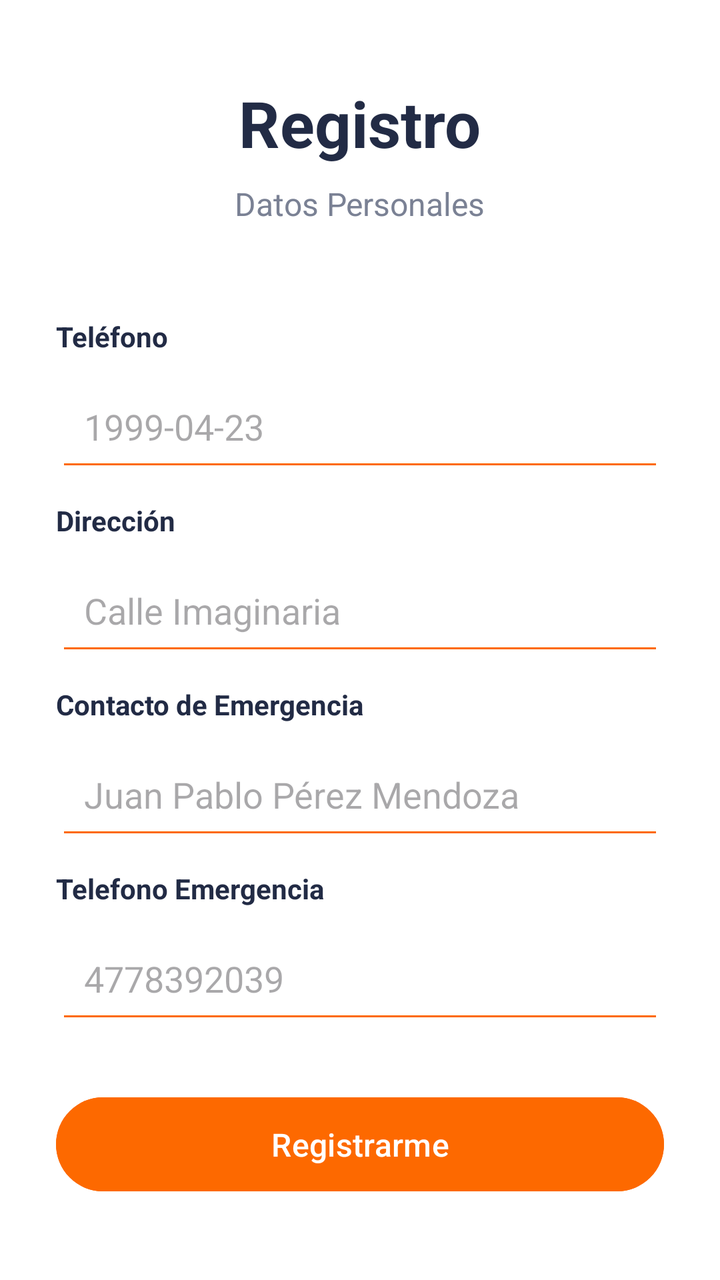
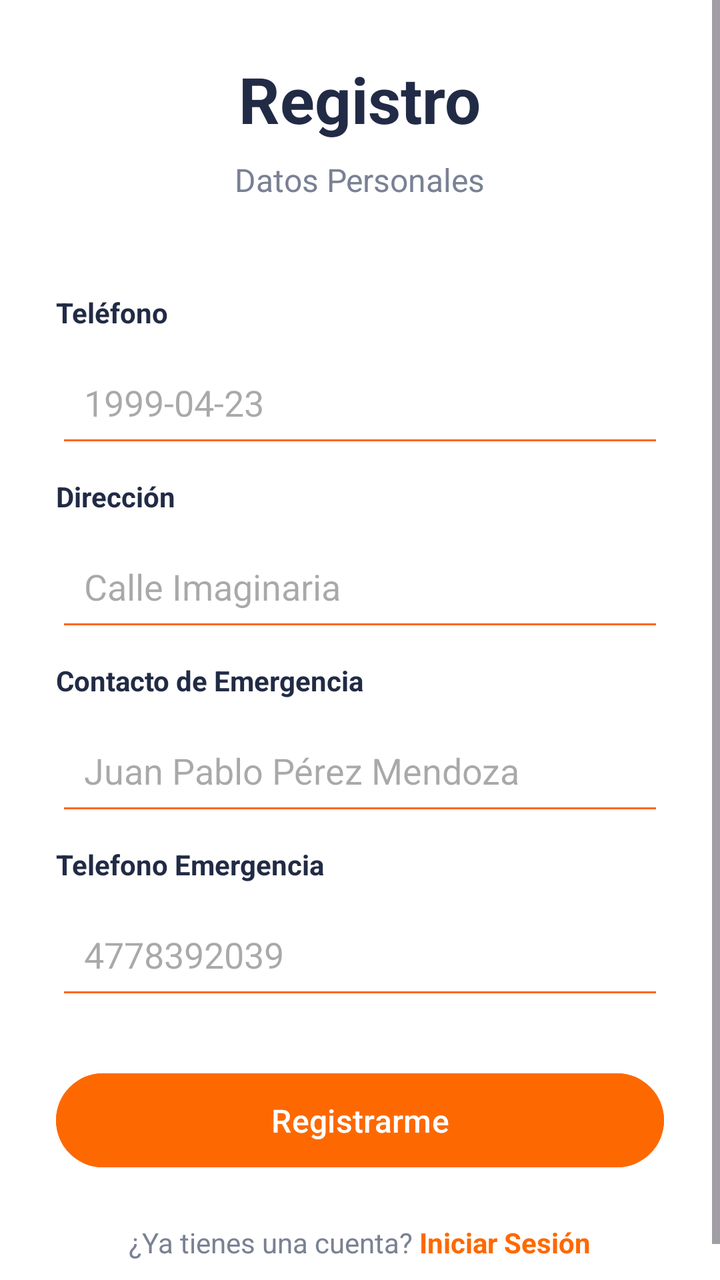

An Android layout rendered at two revisions. The XML below is the earlier revision; the diff shows what the commit changed to produce the second picture.
<!-- AndroidManifest.xml: application theme Theme.ApexGym -->
<!-- res/layout/fragment_contacto.xml -->
<?xml version="1.0" encoding="utf-8"?>
<ScrollView
    xmlns:android="http://schemas.android.com/apk/res/android"
    android:layout_width="match_parent"
    android:layout_height="match_parent"
    android:fillViewport="true"
    android:background="#FFFFFF">

    <LinearLayout
        android:layout_width="match_parent"
        android:layout_height="match_parent"
        android:orientation="vertical"
        android:gravity="center"
        android:padding="28dp">

        <TextView
            android:layout_width="wrap_content"
            android:layout_height="wrap_content"
            android:text="Registro"
            android:textSize="32sp"
            android:textStyle="bold"
            android:textColor="#222B45"
            android:layout_marginBottom="8dp" />

        <TextView
            android:layout_width="wrap_content"
            android:layout_height="wrap_content"
            android:text="Datos Personales"
            android:textSize="16sp"
            android:textColor="#7A8194"
            android:layout_marginBottom="36dp" />

            <LinearLayout
                android:layout_width="match_parent"
                android:layout_height="wrap_content"
                android:orientation="vertical">

                <TextView
                    android:layout_width="match_parent"
                    android:layout_height="wrap_content"
                    android:layout_marginTop="10dp"
                    android:layout_marginBottom="8dp"
                    android:text="Teléfono"
                    android:textColor="#222B45"
                    android:textStyle="bold" />

                <EditText
                    android:id="@+id/etTelefono"
                    android:layout_width="match_parent"
                    android:layout_height="55dp"
                    android:backgroundTint="#fd6900"
                    android:hint="1999-04-23"
                    android:inputType="phone"
                    android:padding="14dp"
                    android:singleLine="true" />

                <TextView
                    android:layout_width="match_parent"
                    android:layout_height="wrap_content"
                    android:layout_marginTop="10dp"
                    android:layout_marginBottom="8dp"
                    android:text="Dirección"
                    android:textColor="#222B45"
                    android:textStyle="bold" />

                <EditText
                    android:id="@+id/etDireccion"
                    android:layout_width="match_parent"
                    android:layout_height="55dp"
                    android:backgroundTint="#fd6900"
                    android:hint="Calle Imaginaria"
                    android:padding="14dp"
                    android:singleLine="true" />

                <TextView
                    android:layout_width="match_parent"
                    android:layout_height="wrap_content"
                    android:layout_marginTop="10dp"
                    android:layout_marginBottom="8dp"
                    android:text="Contacto de Emergencia"
                    android:textColor="#222B45"
                    android:textStyle="bold" />

                <EditText
                    android:id="@+id/etContactoENombre"
                    android:layout_width="match_parent"
                    android:layout_height="55dp"
                    android:backgroundTint="#fd6900"
                    android:hint="Juan Pablo Pérez Mendoza"
                    android:padding="14dp"
                    android:singleLine="true" />

                <TextView
                    android:layout_width="match_parent"
                    android:layout_height="wrap_content"
                    android:layout_marginTop="10dp"
                    android:layout_marginBottom="8dp"
                    android:text="Telefono Emergencia"
                    android:textColor="#222B45"
                    android:textStyle="bold" />

                <EditText
                    android:id="@+id/etContactoETelefono"
                    android:layout_width="match_parent"
                    android:layout_height="55dp"
                    android:backgroundTint="#fd6900"
                    android:hint="4778392039"
                    android:inputType="phone"
                    android:padding="14dp"
                    android:singleLine="true" />
            </LinearLayout>

        <Button
            android:id="@+id/btnRegistro"
            android:layout_width="match_parent"
            android:layout_height="55dp"
            android:text="Registrarme"
            android:textAllCaps="false"
            android:textSize="16sp"
            android:textColor="#FFFFFF"
            android:backgroundTint="#fd6900"
            android:layout_marginTop="28dp" />

        <ProgressBar
            android:id="@+id/progressRegistro"
            style="?android:attr/progressBarStyle"
            android:layout_width="48dp"
            android:layout_height="48dp"
            android:layout_gravity="center"
            android:indeterminate="true"
            android:visibility="gone" />

    </LinearLayout>

</ScrollView>
<!-- resources referenced by this layout -->
<resources>
  <style name="Theme.ApexGym" parent="Base.Theme.ApexGym" />
  <style name="Base.Theme.ApexGym" parent="Theme.Material3.DayNight.NoActionBar">
          
          
      </style>
</resources>

<!-- the commit's change to res/layout/fragment_contacto.xml (unified diff, before → after) -->
@@ -120,6 +120,30 @@
             android:textColor="#FFFFFF"
             android:backgroundTint="#fd6900"
             android:layout_marginTop="28dp" />
+        <LinearLayout
+            android:layout_width="wrap_content"
+            android:layout_height="wrap_content"
+            android:orientation="horizontal"
+            android:gravity="center"
+            android:layout_marginTop="24dp">
+
+            <TextView
+                android:layout_width="wrap_content"
+                android:layout_height="wrap_content"
+                android:text="¿Ya tienes una cuenta? "
+                android:textColor="#7A8194" />
+
+            <TextView
+                android:id="@+id/tvLogin"
+                android:layout_width="wrap_content"
+                android:layout_height="wrap_content"
+                android:clickable="true"
+                android:focusable="true"
+                android:text="Iniciar Sesión"
+                android:textColor="#fd6900"
+                android:textStyle="bold" />
+
+        </LinearLayout>
 
         <ProgressBar
             android:id="@+id/progressRegistro"
